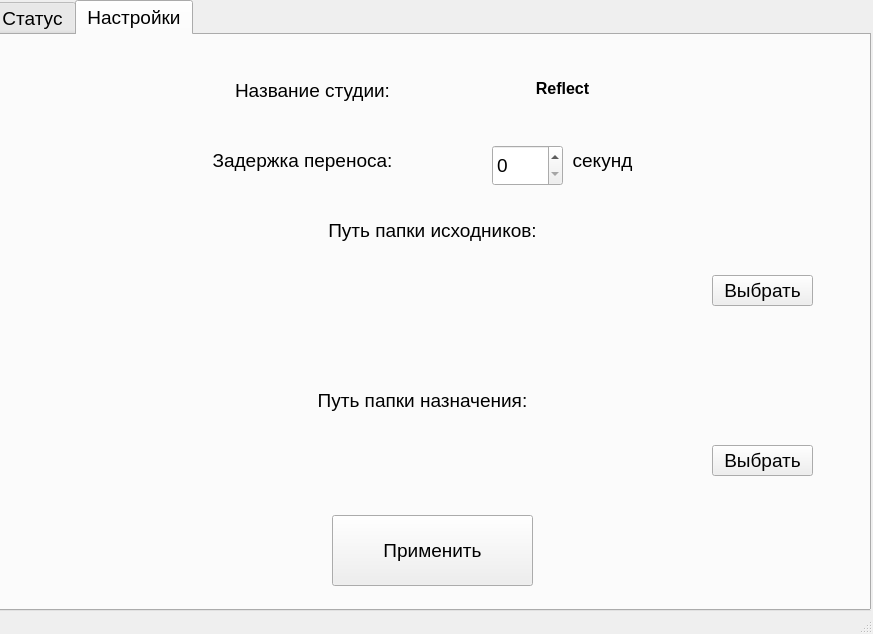
Qt form test_design.ui (geekk0/photos_sync_client) before a commit.
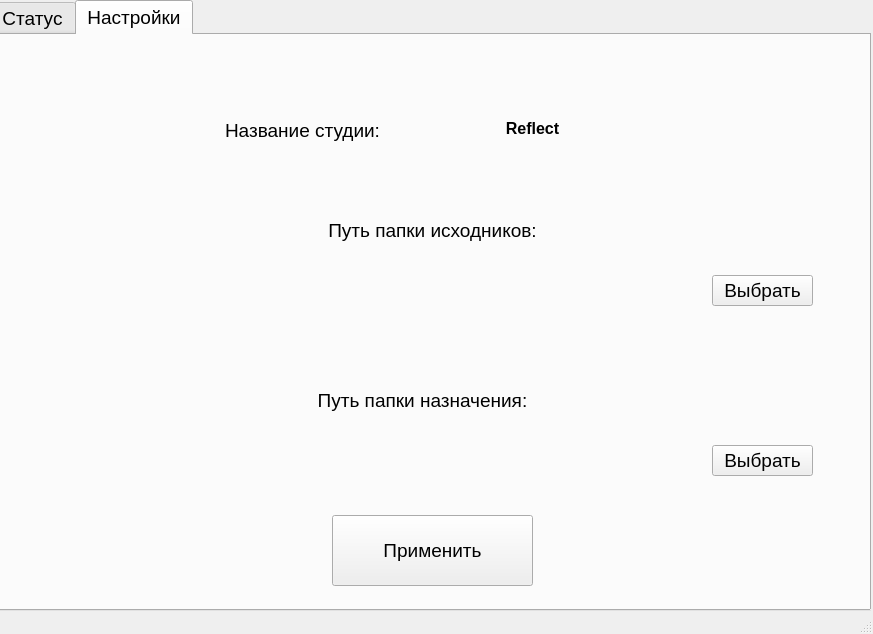
The same form after that commit. The open tabs and pages were chosen to show the change.

Commit message: no delay, 2 conditions to move, asyncio + threading

```diff
--- a/test_design.ui
+++ b/test_design.ui
@@ -172,8 +172,8 @@
      <widget class="QLabel" name="studio_name_label">
       <property name="geometry">
        <rect>
-        <x>200</x>
-        <y>40</y>
+        <x>190</x>
+        <y>80</y>
         <width>241</width>
         <height>31</height>
        </rect>
@@ -210,8 +210,8 @@
      <widget class="QTextEdit" name="studio_name_input">
       <property name="geometry">
        <rect>
-        <x>520</x>
-        <y>40</y>
+        <x>490</x>
+        <y>80</y>
         <width>101</width>
         <height>31</height>
        </rect>
@@ -234,54 +234,6 @@
 &lt;p align=&quot;center&quot; style=&quot; margin-top:0px; margin-bottom:0px; margin-left:0px; margin-right:0px; -qt-block-indent:0; text-indent:0px;&quot;&gt;&lt;span style=&quot; font-size:12pt; font-weight:600;&quot;&gt;Reflect&lt;/span&gt;&lt;/p&gt;&lt;/body&gt;&lt;/html&gt;</string>
       </property>
      </widget>
-     <widget class="QLabel" name="delay_value_label">
-      <property name="geometry">
-       <rect>
-        <x>190</x>
-        <y>110</y>
-        <width>241</width>
-        <height>31</height>
-       </rect>
-      </property>
-      <property name="text">
-       <string>Задержка переноса:</string>
-      </property>
-      <property name="alignment">
-       <set>Qt::AlignCenter</set>
-      </property>
-      <property name="wordWrap">
-       <bool>false</bool>
-      </property>
-     </widget>
-     <widget class="QSpinBox" name="delay_value_box">
-      <property name="geometry">
-       <rect>
-        <x>500</x>
-        <y>110</y>
-        <width>71</width>
-        <height>41</height>
-       </rect>
-      </property>
-     </widget>
-     <widget class="QLabel" name="studio_name_label_2">
-      <property name="geometry">
-       <rect>
-        <x>580</x>
-        <y>110</y>
-        <width>61</width>
-        <height>31</height>
-       </rect>
-      </property>
-      <property name="text">
-       <string>секунд</string>
-      </property>
-      <property name="alignment">
-       <set>Qt::AlignCenter</set>
-      </property>
-      <property name="wordWrap">
-       <bool>false</bool>
-      </property>
-     </widget>
     </widget>
    </widget>
   </widget>
```
The commit also changes 6 other files.
